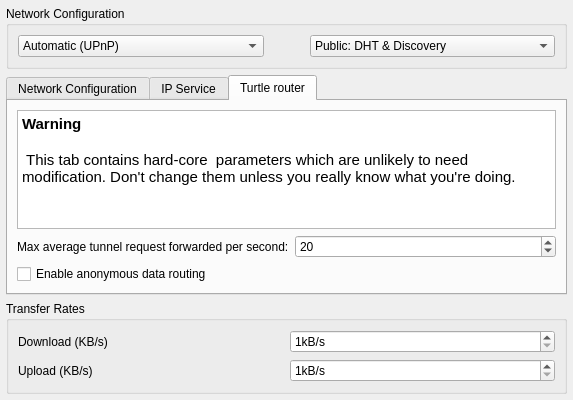
Above: retroshare-gui/src/gui/settings/ServerPage.ui from RetroShare/RetroShare before the change. Below: the same form after it.
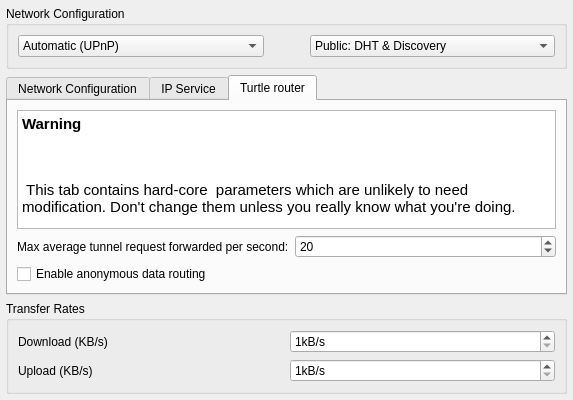
That is the form after the change. The open tabs and pages were chosen to show the change.

Commit message: Switched back the default page to network configuration in server settings. Updated english translation for transiflex.

The edit to the form file:
```diff
--- a/retroshare-gui/src/gui/settings/ServerPage.ui
+++ b/retroshare-gui/src/gui/settings/ServerPage.ui
@@ -364,10 +364,11 @@
           <string>&lt;!DOCTYPE HTML PUBLIC &quot;-//W3C//DTD HTML 4.0//EN&quot; &quot;http://www.w3.org/TR/REC-html40/strict.dtd&quot;&gt;
 &lt;html&gt;&lt;head&gt;&lt;meta name=&quot;qrichtext&quot; content=&quot;1&quot; /&gt;&lt;style type=&quot;text/css&quot;&gt;
 p, li { white-space: pre-wrap; }
-&lt;/style&gt;&lt;/head&gt;&lt;body style=&quot; font-family:'Ubuntu'; font-size:11pt; font-weight:400; font-style:normal;&quot;&gt;
-&lt;p style=&quot; margin-top:0px; margin-bottom:0px; margin-left:0px; margin-right:0px; -qt-block-indent:0; text-indent:0px;&quot;&gt;&lt;span style=&quot; font-weight:600;&quot;&gt;Warning&lt;/span&gt;&lt;/p&gt;
-&lt;p style=&quot;-qt-paragraph-type:empty; margin-top:0px; margin-bottom:0px; margin-left:0px; margin-right:0px; -qt-block-indent:0; text-indent:0px; font-weight:600;&quot;&gt;&lt;br /&gt;&lt;/p&gt;
-&lt;p style=&quot; margin-top:0px; margin-bottom:0px; margin-left:0px; margin-right:0px; -qt-block-indent:0; text-indent:0px;&quot;&gt;&lt;span style=&quot; font-weight:600;&quot;&gt; &lt;/span&gt;This tab contains hard-core  parameters which are unlikely to need modification. Don't change them unless you really know what you're doing. &lt;/p&gt;&lt;/body&gt;&lt;/html&gt;</string>
+&lt;/style&gt;&lt;/head&gt;&lt;body style=&quot; font-family:'MS Shell Dlg 2'; font-size:8.25pt; font-weight:400; font-style:normal;&quot;&gt;
+&lt;p style=&quot; margin-top:0px; margin-bottom:0px; margin-left:0px; margin-right:0px; -qt-block-indent:0; text-indent:0px;&quot;&gt;&lt;span style=&quot; font-family:'Ubuntu'; font-size:11pt; font-weight:600;&quot;&gt;Warning&lt;/span&gt;&lt;/p&gt;
+&lt;p style=&quot;-qt-paragraph-type:empty; margin-top:0px; margin-bottom:0px; margin-left:0px; margin-right:0px; -qt-block-indent:0; text-indent:0px; font-family:'Ubuntu'; font-size:11pt; font-weight:600;&quot;&gt;&lt;/p&gt;
+&lt;p style=&quot; margin-top:0px; margin-bottom:0px; margin-left:0px; margin-right:0px; -qt-block-indent:0; text-indent:0px;&quot;&gt;&lt;span style=&quot; font-family:'Ubuntu'; font-size:11pt; font-weight:600;&quot;&gt;&lt;br /&gt;&lt;/span&gt;&lt;/p&gt;
+&lt;p style=&quot; margin-top:0px; margin-bottom:0px; margin-left:0px; margin-right:0px; -qt-block-indent:0; text-indent:0px;&quot;&gt;&lt;span style=&quot; font-family:'Ubuntu'; font-size:11pt; font-weight:600;&quot;&gt; &lt;/span&gt;&lt;span style=&quot; font-family:'Ubuntu'; font-size:11pt;&quot;&gt;This tab contains hard-core  parameters which are unlikely to need modification. Don't change them unless you really know what you're doing. &lt;/span&gt;&lt;/p&gt;&lt;/body&gt;&lt;/html&gt;</string>
          </property>
         </widget>
        </item>
```
Left out of the diff: 4 changed lines with no effect on the pictures. The commit also changes 1 other file.
